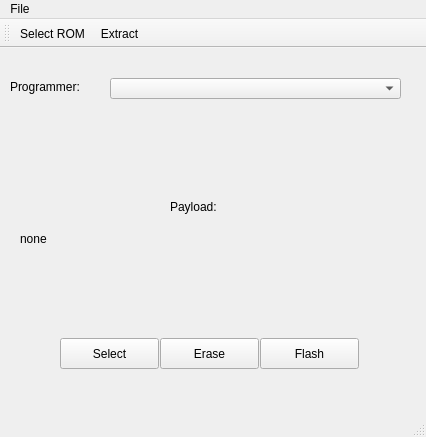
Above: mainwindow.ui from lukaszdmitrowski/coreboot_flashtool before the change. Below: the same form after it.
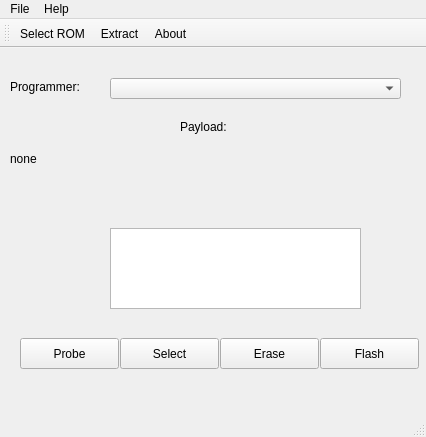
That is the form after the change.

The edit to the form file:
```diff
--- a/mainwindow.ui
+++ b/mainwindow.ui
@@ -17,7 +17,7 @@
    <widget class="QPushButton" name="b_sel_payload">
     <property name="geometry">
      <rect>
-      <x>60</x>
+      <x>120</x>
       <y>290</y>
       <width>99</width>
       <height>31</height>
@@ -30,8 +30,8 @@
    <widget class="QLabel" name="l_payload">
     <property name="geometry">
      <rect>
-      <x>170</x>
-      <y>150</y>
+      <x>180</x>
+      <y>70</y>
       <width>61</width>
       <height>17</height>
      </rect>
@@ -43,8 +43,8 @@
    <widget class="QLabel" name="l_payload_name">
     <property name="geometry">
      <rect>
-      <x>20</x>
-      <y>170</y>
+      <x>10</x>
+      <y>90</y>
       <width>391</width>
       <height>41</height>
      </rect>
@@ -79,7 +79,7 @@
      <string/>
     </property>
    </widget>
-   <widget class="QComboBox" name="comboBox">
+   <widget class="QComboBox" name="cb_sel_progr">
     <property name="geometry">
      <rect>
       <x>110</x>
@@ -89,10 +89,10 @@
      </rect>
     </property>
    </widget>
-   <widget class="QPushButton" name="b_sel_payload_2">
+   <widget class="QPushButton" name="b_flash">
     <property name="geometry">
      <rect>
-      <x>260</x>
+      <x>320</x>
       <y>290</y>
       <width>99</width>
       <height>31</height>
@@ -102,10 +102,10 @@
      <string>Flash</string>
     </property>
    </widget>
-   <widget class="QPushButton" name="b_sel_payload_3">
+   <widget class="QPushButton" name="b_erase">
     <property name="geometry">
      <rect>
-      <x>160</x>
+      <x>220</x>
       <y>290</y>
       <width>99</width>
       <height>31</height>
@@ -115,6 +115,29 @@
      <string>Erase</string>
     </property>
    </widget>
+   <widget class="QPushButton" name="b_probe">
+    <property name="geometry">
+     <rect>
+      <x>20</x>
+      <y>290</y>
+      <width>99</width>
+      <height>31</height>
+     </rect>
+    </property>
+    <property name="text">
+     <string>Probe</string>
+    </property>
+   </widget>
+   <widget class="QPlainTextEdit" name="plainTextEdit">
+    <property name="geometry">
+     <rect>
+      <x>110</x>
+      <y>180</y>
+      <width>251</width>
+      <height>81</height>
+     </rect>
+    </property>
+   </widget>
   </widget>
   <widget class="QMenuBar" name="menuBar">
    <property name="geometry">
@@ -129,9 +152,15 @@
     <property name="title">
      <string>File</string>
     </property>
-    <addaction name="actionSelect_ROM"/>
+    <addaction name="act_sel_payload"/>
+   </widget>
+   <widget class="QMenu" name="menuHelp">
+    <property name="title">
+     <string>Help</string>
+    </property>
    </widget>
    <addaction name="menuFile"/>
+   <addaction name="menuHelp"/>
   </widget>
   <widget class="QToolBar" name="mainToolBar">
    <attribute name="toolBarArea">
@@ -140,20 +169,26 @@
    <attribute name="toolBarBreak">
     <bool>false</bool>
    </attribute>
-   <addaction name="actionSelect_ROM"/>
-   <addaction name="actionExtract"/>
+   <addaction name="act_sel_payload"/>
+   <addaction name="act_extract"/>
+   <addaction name="act_about"/>
   </widget>
   <widget class="QStatusBar" name="statusBar"/>
-  <action name="actionSelect_ROM">
+  <action name="act_sel_payload">
    <property name="text">
     <string>Select ROM</string>
    </property>
   </action>
-  <action name="actionExtract">
+  <action name="act_extract">
    <property name="text">
     <string>Extract</string>
    </property>
   </action>
+  <action name="act_about">
+   <property name="text">
+    <string>About</string>
+   </property>
+  </action>
  </widget>
  <layoutdefault spacing="6" margin="11"/>
  <resources/>
```
